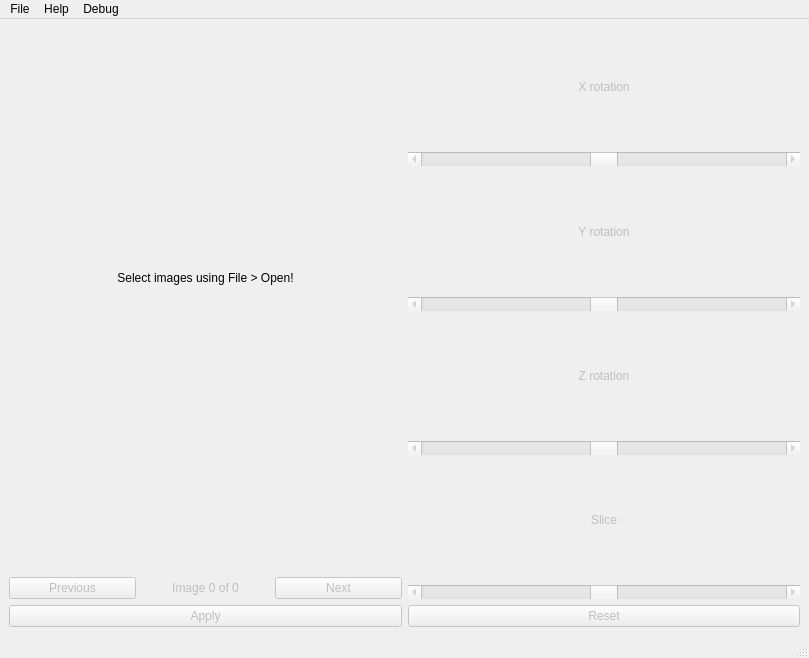
NIRALUser/NeuroRuler, file src/GUI/main.ui: the form before one commit.
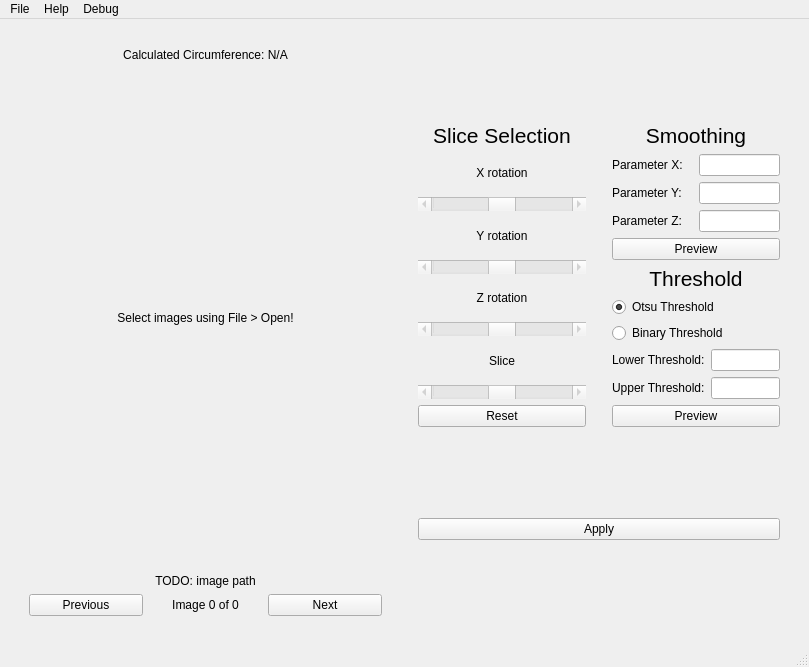
The form after the commit.

Diff of the .ui file:
```diff
--- a/src/GUI/main.ui
+++ b/src/GUI/main.ui
@@ -17,6 +17,28 @@
    <layout class="QHBoxLayout" name="horizontalLayout">
     <item>
      <layout class="QVBoxLayout" name="verticalLayout">
+      <property name="leftMargin">
+       <number>20</number>
+      </property>
+      <property name="topMargin">
+       <number>20</number>
+      </property>
+      <property name="rightMargin">
+       <number>20</number>
+      </property>
+      <property name="bottomMargin">
+       <number>20</number>
+      </property>
+      <item>
+       <widget class="QLabel" name="label_2">
+        <property name="text">
+         <string>Calculated Circumference: N/A</string>
+        </property>
+        <property name="alignment">
+         <set>Qt::AlignCenter</set>
+        </property>
+       </widget>
+      </item>
       <item>
        <widget class="QLabel" name="image">
         <property name="enabled">
@@ -49,24 +71,21 @@
        </widget>
       </item>
       <item>
-       <spacer name="vertical_spacer">
-        <property name="orientation">
-         <enum>Qt::Vertical</enum>
+       <widget class="QLabel" name="label">
+        <property name="text">
+         <string>TODO: image path</string>
         </property>
-        <property name="sizeHint" stdset="0">
-         <size>
-          <width>20</width>
-          <height>40</height>
-         </size>
+        <property name="alignment">
+         <set>Qt::AlignCenter</set>
         </property>
-       </spacer>
+       </widget>
       </item>
       <item>
        <layout class="QHBoxLayout" name="horizontalLayout_2">
         <item>
          <widget class="QPushButton" name="previous_button">
           <property name="enabled">
-           <bool>false</bool>
+           <bool>true</bool>
           </property>
           <property name="cursor">
            <cursorShape>ArrowCursor</cursorShape>
@@ -85,7 +104,7 @@
         <item>
          <widget class="QLabel" name="image_num_label">
           <property name="enabled">
-           <bool>false</bool>
+           <bool>true</bool>
           </property>
           <property name="text">
            <string>Image 0 of 0</string>
@@ -98,7 +117,7 @@
         <item>
          <widget class="QPushButton" name="next_button">
           <property name="enabled">
-           <bool>false</bool>
+           <bool>true</bool>
           </property>
           <property name="cursor">
            <cursorShape>ArrowCursor</cursorShape>
@@ -116,33 +135,63 @@
         </item>
        </layout>
       </item>
-      <item>
-       <widget class="QPushButton" name="apply_button">
-        <property name="enabled">
-         <bool>false</bool>
-        </property>
-        <property name="cursor">
-         <cursorShape>ArrowCursor</cursorShape>
-        </property>
-        <property name="toolTip">
-         <string>Compute circumference using current settings.</string>
-        </property>
-        <property name="statusTip">
-         <string>Compute circumference using current settings.</string>
-        </property>
-        <property name="text">
-         <string>Apply</string>
-        </property>
-       </widget>
-      </item>
      </layout>
     </item>
+    <item>
+     <layout class="QVBoxLayout" name="verticalLayout_8">
+      <property name="leftMargin">
+       <number>10</number>
+      </property>
+      <property name="topMargin">
+       <number>20</number>
+      </property>
+      <property name="rightMargin">
+       <number>20</number>
+      </property>
+      <property name="bottomMargin">
+       <number>20</number>
+      </property>
+      <item>
+       <layout class="QHBoxLayout" name="horizontalLayout_6">
     <item>
      <layout class="QVBoxLayout" name="verticalLayout_2">
+          <property name="leftMargin">
+           <number>0</number>
+          </property>
+          <property name="topMargin">
+           <number>0</number>
+          </property>
+          <property name="rightMargin">
+           <number>10</number>
+          </property>
+          <property name="bottomMargin">
+           <number>10</number>
+          </property>
+          <item>
+           <widget class="QLabel" name="label_10">
+            <property name="sizePolicy">
+             <sizepolicy hsizetype="Preferred" vsizetype="Fixed">
+              <horstretch>0</horstretch>
+              <verstretch>0</verstretch>
+             </sizepolicy>
+            </property>
+            <property name="font">
+             <font>
+              <pointsize>16</pointsize>
+             </font>
+            </property>
+            <property name="text">
+             <string>Slice Selection</string>
+            </property>
+            <property name="alignment">
+             <set>Qt::AlignHCenter|Qt::AlignTop</set>
+            </property>
+           </widget>
+          </item>
       <item>
        <widget class="QLabel" name="x_rotation_label">
         <property name="enabled">
-         <bool>false</bool>
+             <bool>true</bool>
         </property>
         <property name="text">
          <string>X rotation</string>
@@ -180,7 +229,7 @@
       <item>
        <widget class="QLabel" name="y_rotation_label">
         <property name="enabled">
-         <bool>false</bool>
+             <bool>true</bool>
         </property>
         <property name="text">
          <string>Y rotation</string>
@@ -218,7 +267,7 @@
       <item>
        <widget class="QLabel" name="z_rotation_label">
         <property name="enabled">
-         <bool>false</bool>
+             <bool>true</bool>
         </property>
         <property name="text">
          <string>Z rotation</string>
@@ -256,7 +305,7 @@
       <item>
        <widget class="QLabel" name="slice_num_label">
         <property name="enabled">
-         <bool>false</bool>
+             <bool>true</bool>
         </property>
         <property name="text">
          <string>Slice</string>
@@ -294,7 +343,7 @@
       <item>
        <widget class="QPushButton" name="reset_button">
         <property name="enabled">
-         <bool>false</bool>
+             <bool>true</bool>
         </property>
         <property name="cursor">
          <cursorShape>ArrowCursor</cursorShape>
@@ -312,6 +361,234 @@
       </item>
      </layout>
     </item>
+        <item>
+         <layout class="QVBoxLayout" name="verticalLayout_6">
+          <property name="leftMargin">
+           <number>10</number>
+          </property>
+          <property name="bottomMargin">
+           <number>10</number>
+          </property>
+          <item>
+           <layout class="QVBoxLayout" name="verticalLayout_3">
+            <item>
+             <widget class="QLabel" name="label_3">
+              <property name="sizePolicy">
+               <sizepolicy hsizetype="Preferred" vsizetype="Fixed">
+                <horstretch>0</horstretch>
+                <verstretch>0</verstretch>
+               </sizepolicy>
+              </property>
+              <property name="font">
+               <font>
+                <pointsize>16</pointsize>
+                <weight>50</weight>
+                <bold>false</bold>
+               </font>
+              </property>
+              <property name="text">
+               <string>Smoothing</string>
+              </property>
+              <property name="alignment">
+               <set>Qt::AlignHCenter|Qt::AlignTop</set>
+              </property>
+             </widget>
+            </item>
+            <item>
+             <layout class="QHBoxLayout" name="horizontalLayout_3">
+              <item>
+               <widget class="QLabel" name="label_4">
+                <property name="text">
+                 <string>Parameter X:</string>
+                </property>
+               </widget>
+              </item>
+              <item>
+               <widget class="QLineEdit" name="lineEdit">
+                <property name="sizePolicy">
+                 <sizepolicy hsizetype="Ignored" vsizetype="Fixed">
+                  <horstretch>0</horstretch>
+                  <verstretch>0</verstretch>
+                 </sizepolicy>
+                </property>
+               </widget>
+              </item>
+             </layout>
+            </item>
+            <item>
+             <layout class="QHBoxLayout" name="horizontalLayout_4">
+              <item>
+               <widget class="QLabel" name="label_5">
+                <property name="text">
+                 <string>Parameter Y:</string>
+                </property>
+               </widget>
+              </item>
+              <item>
+               <widget class="QLineEdit" name="lineEdit_2">
+                <property name="sizePolicy">
+                 <sizepolicy hsizetype="Ignored" vsizetype="Fixed">
+                  <horstretch>0</horstretch>
+                  <verstretch>0</verstretch>
+                 </sizepolicy>
+                </property>
+               </widget>
+              </item>
+             </layout>
+            </item>
+            <item>
+             <layout class="QHBoxLayout" name="horizontalLayout_5">
+              <item>
+               <widget class="QLabel" name="label_6">
+                <property name="text">
+                 <string>Parameter Z:</string>
+                </property>
+               </widget>
+              </item>
+              <item>
+               <widget class="QLineEdit" name="lineEdit_3">
+                <property name="sizePolicy">
+                 <sizepolicy hsizetype="Ignored" vsizetype="Fixed">
+                  <horstretch>0</horstretch>
+                  <verstretch>0</verstretch>
+                 </sizepolicy>
+                </property>
+               </widget>
+              </item>
+             </layout>
+            </item>
+            <item>
+             <widget class="QPushButton" name="pushButton">
+              <property name="text">
+               <string>Preview</string>
+              </property>
+             </widget>
+            </item>
+           </layout>
+          </item>
+          <item>
+           <layout class="QVBoxLayout" name="verticalLayout_4">
+            <item>
+             <widget class="QLabel" name="label_7">
+              <property name="sizePolicy">
+               <sizepolicy hsizetype="Preferred" vsizetype="Fixed">
+                <horstretch>0</horstretch>
+                <verstretch>0</verstretch>
+               </sizepolicy>
+              </property>
+              <property name="font">
+               <font>
+                <pointsize>16</pointsize>
+               </font>
+              </property>
+              <property name="text">
+               <string>Threshold</string>
+              </property>
+              <property name="alignment">
+               <set>Qt::AlignHCenter|Qt::AlignTop</set>
+              </property>
+             </widget>
+            </item>
+            <item>
+             <widget class="QRadioButton" name="radioButton">
+              <property name="text">
+               <string>Otsu Threshold</string>
+              </property>
+              <property name="checked">
+               <bool>true</bool>
+              </property>
+             </widget>
+            </item>
+            <item>
+             <widget class="QRadioButton" name="radioButton_2">
+              <property name="text">
+               <string>Binary Threshold</string>
+              </property>
+             </widget>
+            </item>
+            <item>
+             <layout class="QVBoxLayout" name="verticalLayout_5">
+              <item>
+               <layout class="QHBoxLayout" name="horizontalLayout_8">
+                <item>
+                 <widget class="QLabel" name="label_9">
+                  <property name="text">
+                   <string>Lower Threshold:</string>
+                  </property>
+                 </widget>
+                </item>
+                <item>
+                 <widget class="QLineEdit" name="lineEdit_5">
+                  <property name="sizePolicy">
+                   <sizepolicy hsizetype="Ignored" vsizetype="Fixed">
+                    <horstretch>0</horstretch>
+                    <verstretch>0</verstretch>
+                   </sizepolicy>
+                  </property>
+                 </widget>
+                </item>
+               </layout>
+              </item>
+              <item>
+               <layout class="QHBoxLayout" name="horizontalLayout_7">
+                <item>
+                 <widget class="QLabel" name="label_8">
+                  <property name="text">
+                   <string>Upper Threshold:</string>
+                  </property>
+                 </widget>
+                </item>
+                <item>
+                 <widget class="QLineEdit" name="lineEdit_4">
+                  <property name="sizePolicy">
+                   <sizepolicy hsizetype="Ignored" vsizetype="Fixed">
+                    <horstretch>0</horstretch>
+                    <verstretch>0</verstretch>
+                   </sizepolicy>
+                  </property>
+                 </widget>
+                </item>
+               </layout>
+              </item>
+              <item>
+               <widget class="QPushButton" name="pushButton_2">
+                <property name="text">
+                 <string>Preview</string>
+                </property>
+               </widget>
+              </item>
+             </layout>
+            </item>
+           </layout>
+          </item>
+         </layout>
+        </item>
+       </layout>
+      </item>
+      <item>
+       <widget class="QPushButton" name="apply_button">
+        <property name="enabled">
+         <bool>true</bool>
+        </property>
+        <property name="cursor">
+         <cursorShape>ArrowCursor</cursorShape>
+        </property>
+        <property name="toolTip">
+         <string>Compute circumference using current settings.</string>
+        </property>
+        <property name="statusTip">
+         <string>Compute circumference using current settings.</string>
+        </property>
+        <property name="text">
+         <string>Apply</string>
+        </property>
+        <property name="checkable">
+         <bool>false</bool>
+        </property>
+       </widget>
+      </item>
+     </layout>
+    </item>
    </layout>
   </widget>
   <widget class="QMenuBar" name="menubar">
```
Left out of the diff: 2 changed lines with no effect on the pictures. Lines whose indentation alone changed are shown as unchanged.
